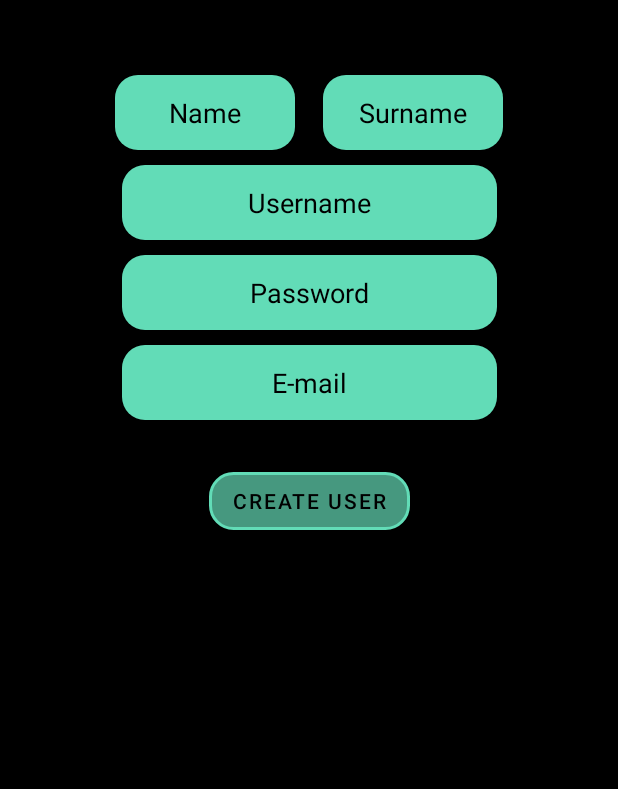
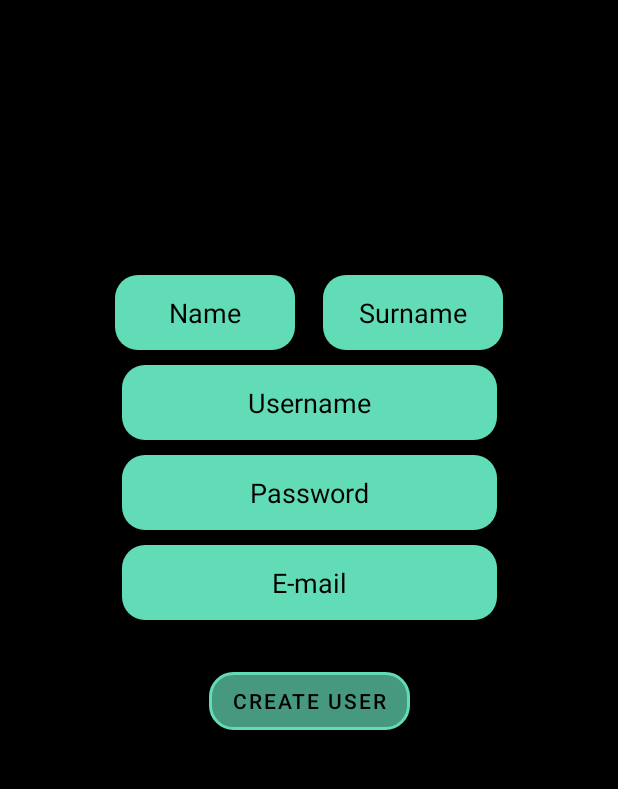
Before and after one commit to baransolmaz/Smart_Security_Systems, an Android app: the SignUpActivity screen opened directly, with no data from a screen before it, on a phone screen of 412 x 824 dp, the part 216-1005 px from its top. Run offline under Robolectric (Android 15) with nearby library versions, the phone set to English and light mode, and no system bars.

Commit message:
Update Sign Up.xml

```diff
--- a/app/src/main/res/layout/activity_sign_up.xml
+++ b/app/src/main/res/layout/activity_sign_up.xml
@@ -22,7 +22,7 @@
         android:id="@+id/sign_name"
         android:layout_width="120dp"
         android:layout_height="50dp"
-        android:layout_marginTop="50dp"
+        android:layout_marginBottom="10dp"
         android:background="@drawable/text_shape"
         android:ems="10"
         android:hint="@string/prompt_name"
@@ -31,10 +31,10 @@
         android:textAlignment="center"
         android:textColor="@color/black"
         android:textColorHint="@color/black"
+        app:layout_constraintBottom_toTopOf="@+id/sign_username"
         app:layout_constraintEnd_toStartOf="@+id/divider"
         app:layout_constraintHorizontal_bias="0.9"
-        app:layout_constraintStart_toStartOf="parent"
-        app:layout_constraintTop_toBottomOf="@+id/imageView" />
+        app:layout_constraintStart_toStartOf="parent" />
 
     <EditText
         android:id="@+id/sign_surname"
@@ -92,7 +92,6 @@
         android:id="@+id/sign_username"
         android:layout_width="250dp"
         android:layout_height="50dp"
-        android:layout_marginTop="10dp"
         android:background="@drawable/text_shape"
         android:ems="10"
         android:hint="@string/prompt_username"
@@ -101,9 +100,10 @@
         android:textAlignment="center"
         android:textColor="@color/black"
         android:textColorHint="@color/black"
+        app:layout_constraintBottom_toBottomOf="parent"
         app:layout_constraintEnd_toEndOf="parent"
         app:layout_constraintStart_toStartOf="parent"
-        app:layout_constraintTop_toBottomOf="@+id/divider" />
+        app:layout_constraintTop_toTopOf="parent" />
 
     <Button
         android:id="@+id/create_user_button"
```
